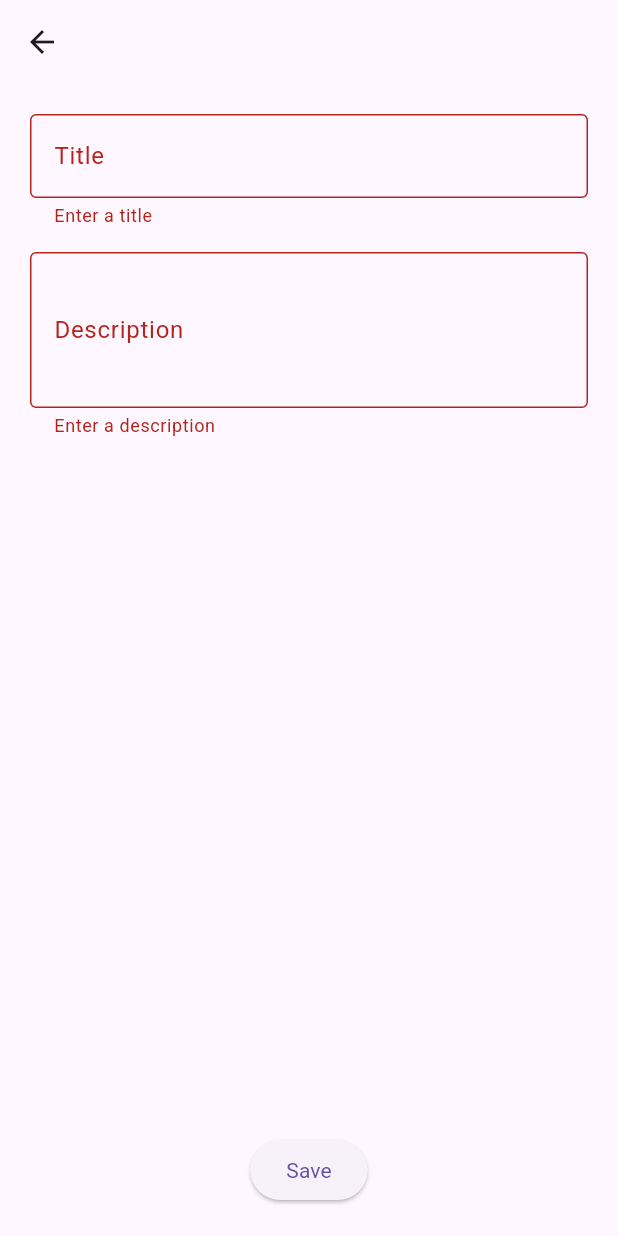
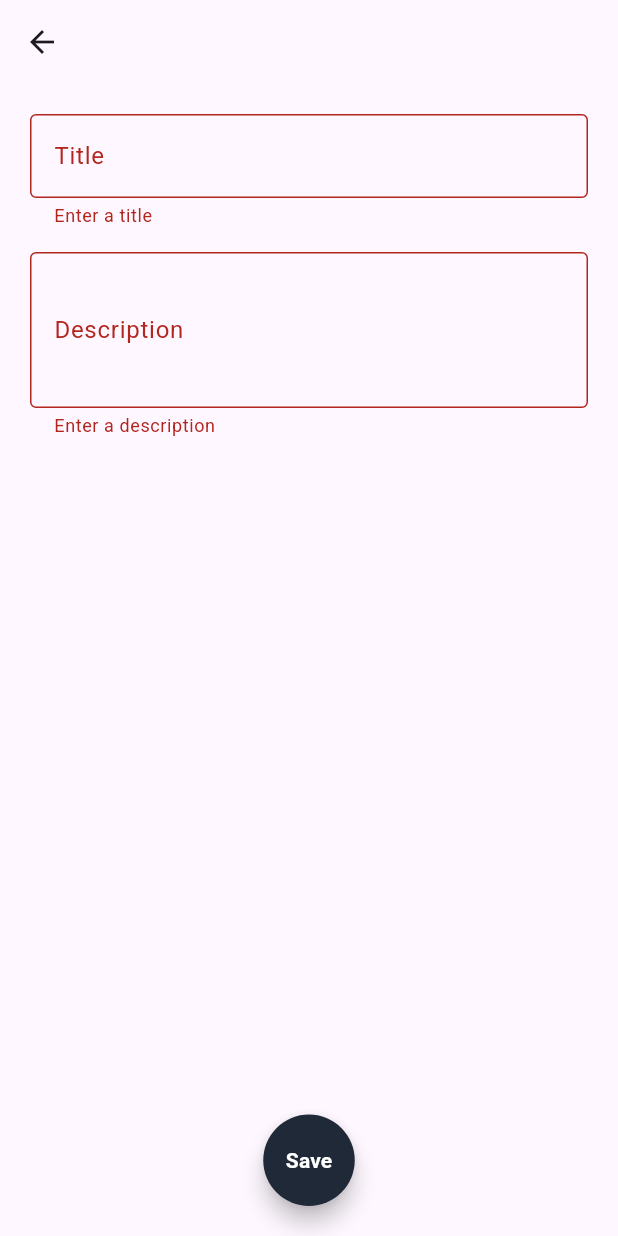
Before and after one commit to AlexeyVoloshin/flutter_simple_note, a Flutter app: the EditorScreen screen opened directly with empty values, after a tap on "Save", on a phone screen of 412 x 824 dp. Run offline on Flutter 3.47's test engine with Material 3 defaults, Android fonts, the phone set to English and light mode, and no system bars; our stand-ins replace flutter_bloc, hive, hive_flutter; accounts and stored records are empty.

Commit message:
fixed style of button

```diff
--- a/lib/main.dart
+++ b/lib/main.dart
@@ -1,6 +1,6 @@
 import 'package:flutter/material.dart';
 import 'package:flutter_bloc/flutter_bloc.dart';
-import 'package:hello_flutter/color_bloc.dart';
+import 'package:hello_flutter/blocs/color_bloc.dart';
 import 'package:hello_flutter/models/note.dart';
 import 'package:hello_flutter/screens/home_screen.dart';
 import 'package:hive_flutter/hive_flutter.dart';
--- a/lib/screens/home_screen.dart
+++ b/lib/screens/home_screen.dart
@@ -1,7 +1,7 @@
 import 'package:flutter/material.dart';
 import 'package:flutter_bloc/flutter_bloc.dart';
 import 'package:flutter_staggered_grid_view/flutter_staggered_grid_view.dart';
-import 'package:hello_flutter/color_bloc.dart';
+import 'package:hello_flutter/blocs/color_bloc.dart';
 import 'package:hello_flutter/screens/detail_screen.dart';
 import 'package:hello_flutter/widgets/card_note.dart';
 import '../widgets/search_text_field.dart';
--- a/lib/widgets/card_note.dart
+++ b/lib/widgets/card_note.dart
@@ -1,6 +1,6 @@
 import 'package:flutter/material.dart';
 import 'package:flutter_bloc/flutter_bloc.dart';
-import 'package:hello_flutter/color_bloc.dart';
+import 'package:hello_flutter/blocs/color_bloc.dart';
 import 'package:hello_flutter/models/note.dart';
 
 class CardNote extends StatelessWidget {
--- a/lib/widgets/form_note.dart
+++ b/lib/widgets/form_note.dart
@@ -54,9 +54,22 @@ class FormNote extends StatelessWidget {
               },
             ),
           ),
-
-          SizedBox(height: 24),
-          ElevatedButton(onPressed: submitForm, child: Text('Save')),
+          SizedBox(
+            width: 61,
+            height: 61,
+            child:
+             FloatingActionButton(
+              backgroundColor: Color(0xFF1F2937),
+              shape: RoundedRectangleBorder(
+                borderRadius: BorderRadius.circular(100),
+              ),
+              onPressed: submitForm,
+              child: Text(
+                'Save',
+                style: TextStyle(fontWeight: FontWeight.bold, fontSize: 14, color: Colors.white),
+              ),
+            ),
+          ),
         ],
       ),
     );
--- a/lib/widgets/show_modal_bottom_sheet.dart
+++ b/lib/widgets/show_modal_bottom_sheet.dart
@@ -1,6 +1,6 @@
 import 'package:flutter/material.dart';
 import 'package:flutter_bloc/flutter_bloc.dart';
-import 'package:hello_flutter/color_bloc.dart';
+import 'package:hello_flutter/blocs/color_bloc.dart';
 import 'package:hello_flutter/models/note.dart';
 
 class ShowModalBottomSheet extends StatelessWidget {
@@ -28,14 +28,13 @@ class ShowModalBottomSheet extends StatelessWidget {
           children: <Widget>[
             Padding(
               padding: EdgeInsets.only(bottom: 5),
-              child:
-              Text(
+              child: Text(
                 'Select color',
                 style: TextStyle(fontSize: 16, fontWeight: FontWeight.bold),
               ),
             ),
             SizedBox(
-              height: 40,
+              height: 50,
               child: ListView.builder(
                 scrollDirection: Axis.horizontal,
                 itemCount: 5,
@@ -56,17 +55,13 @@ class ShowModalBottomSheet extends StatelessWidget {
                           onPressed(index);
                           Navigator.pop(context);
                         },
-                        child: SizedBox(
-                          width: 40,
-                          height: 40,
-                        ),
+                        child: SizedBox(width: 40, height: 40),
                       ),
                     ),
                   );
                 },
               ),
             ),
-
             ListTile(
               leading: Icon(Icons.edit),
               title: Text(
```
Also changed, not shown: lib/blocs/color_bloc.dart (renamed from lib/color_bloc.dart).
